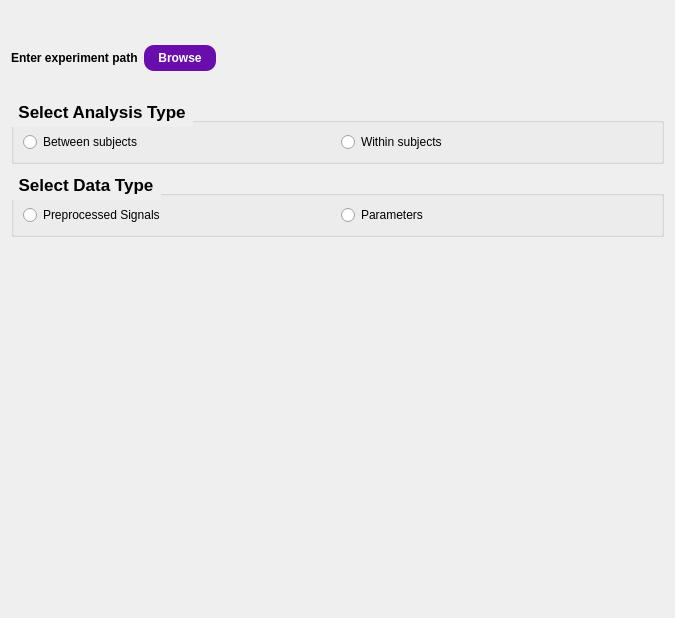
Before: the Qt Designer form plots_stats/config/view.ui in medusabci/medusa-analyzer, drawn with Qt 5.
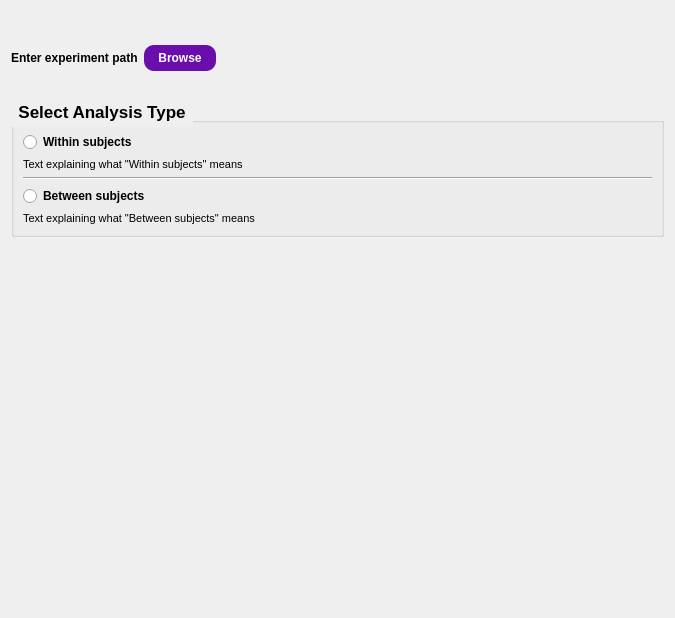
After: the same form once the commit is applied.

The edit to the form file:
```diff
--- a/plots_stats/config/view.ui
+++ b/plots_stats/config/view.ui
@@ -160,24 +160,14 @@
      </property>
      <layout class="QVBoxLayout" name="verticalLayout_2">
       <item>
-       <layout class="QHBoxLayout" name="horizontalLayout_2">
-        <item>
-         <widget class="QRadioButton" name="betweenRButton">
-          <property name="font">
-           <font>
-            <pointsize>9</pointsize>
-           </font>
-          </property>
-          <property name="text">
-           <string>Between subjects</string>
-          </property>
-         </widget>
-        </item>
+       <layout class="QVBoxLayout" name="verticalLayout_3">
         <item>
          <widget class="QRadioButton" name="withinRButton">
           <property name="font">
            <font>
             <pointsize>9</pointsize>
+            <weight>75</weight>
+            <bold>true</bold>
            </font>
           </property>
           <property name="text">
@@ -185,60 +175,48 @@
           </property>
          </widget>
         </item>
-       </layout>
-      </item>
-     </layout>
-    </widget>
-   </item>
-   <item>
-    <widget class="QGroupBox" name="groupBox_2">
-     <property name="font">
-      <font>
-       <pointsize>13</pointsize>
-       <weight>75</weight>
-       <bold>true</bold>
-      </font>
-     </property>
-     <property name="styleSheet">
-      <string notr="true">QGroupBox::title {
-    subcontrol-origin: margin;
-    subcontrol-position: top left; 
-    padding: 5px;                 
-    letter-spacing: 1px;
-    
-    color: qlineargradient(
-        spread:pad, x1:0, y1:0, x2:1, y2:0,
-        stop:0 #6a0dad, stop:1 #ec407a
-    );
-}</string>
-     </property>
-     <property name="title">
-      <string>Select Data Type</string>
-     </property>
-     <layout class="QVBoxLayout" name="verticalLayout_3">
-      <item>
-       <layout class="QHBoxLayout" name="horizontalLayout_3">
         <item>
-         <widget class="QRadioButton" name="preprocessedRButton">
+         <widget class="QLabel" name="label_2">
           <property name="font">
            <font>
-            <pointsize>9</pointsize>
+            <pointsize>8</pointsize>
            </font>
           </property>
           <property name="text">
-           <string>Preprocessed Signals</string>
+           <string>Text explaining what &quot;Within subjects&quot; means</string>
           </property>
          </widget>
         </item>
         <item>
-         <widget class="QRadioButton" name="parametersRButton">
+         <widget class="Line" name="line">
+          <property name="orientation">
+           <enum>Qt::Horizontal</enum>
+          </property>
+         </widget>
+        </item>
+        <item>
+         <widget class="QRadioButton" name="betweenRButton">
           <property name="font">
            <font>
             <pointsize>9</pointsize>
+            <weight>75</weight>
+            <bold>true</bold>
            </font>
           </property>
           <property name="text">
-           <string>Parameters</string>
+           <string>Between subjects</string>
+          </property>
+         </widget>
+        </item>
+        <item>
+         <widget class="QLabel" name="label_3">
+          <property name="font">
+           <font>
+            <pointsize>8</pointsize>
+           </font>
+          </property>
+          <property name="text">
+           <string>Text explaining what &quot;Between subjects&quot; means</string>
           </property>
          </widget>
         </item>
```
